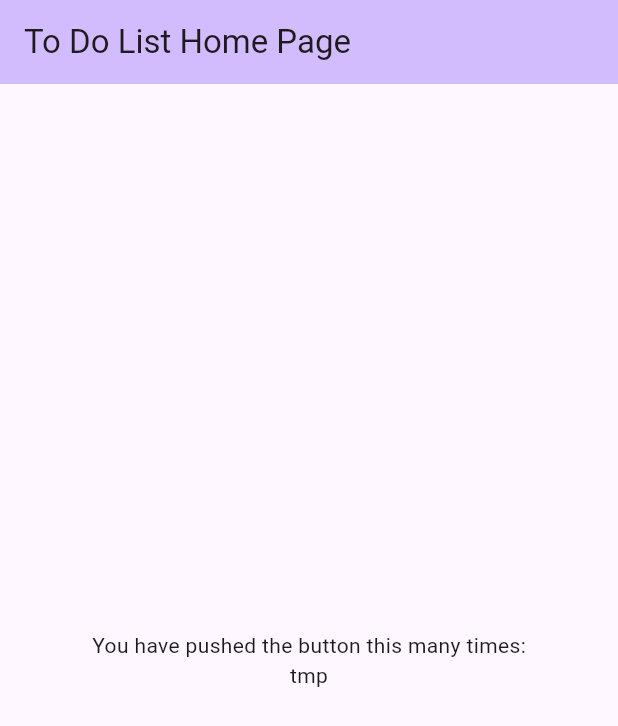
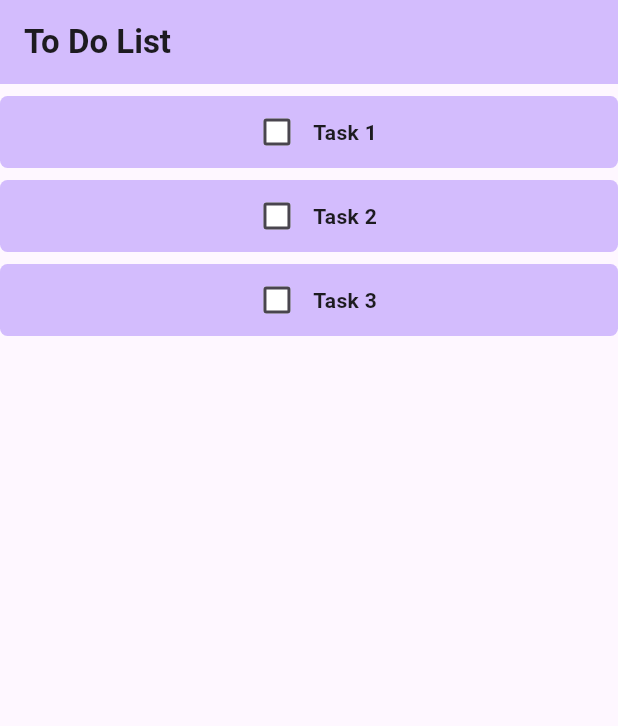
Before and after one commit to TanKhoa1709/to-do-list-app, a Flutter app: the screen it shows after launch, on a phone screen of 412 x 824 dp. Shown: the top 726 px of the screen. Run offline on Flutter 3.47's test engine with Material 3 defaults, Android fonts, the phone set to English and light mode, and no system bars.

Commit message:
make simplest UI and checkbox

```diff
--- a/lib/main.dart
+++ b/lib/main.dart
@@ -1,4 +1,5 @@
 import 'package:flutter/material.dart';
+import 'package:to_do_list_app/widgets/check_box_widget.dart';
 
 void main() {
   runApp(const MyApp());
@@ -15,7 +16,8 @@ class MyApp extends StatelessWidget {
         colorScheme: ColorScheme.fromSeed(seedColor: Colors.deepPurple),
         useMaterial3: true,
       ),
-      home: const MyHomePage(title: 'To Do List Home Page'),
+      home: const MyHomePage(title: 'To Do List'),
+      debugShowCheckedModeBanner: false,
     );
   }
 }
@@ -30,30 +32,69 @@ class MyHomePage extends StatefulWidget {
 }
 
 class _MyHomePageState extends State<MyHomePage> {
-
   @override
   Widget build(BuildContext context) {
     return Scaffold(
         appBar: AppBar(
           backgroundColor: Theme.of(context).colorScheme.inversePrimary,
-        title: Text(widget.title),
+          title: Text(
+            widget.title,
+            style: const TextStyle(fontWeight: FontWeight.bold),
           ),
-      body: const Center(
+        ),
+        body: Center(
           child: Column(
-          // Invoke "debug painting" (choose the "Toggle Debug Paint"
-          // action in the IDE, or press "p" in the console), to see the
-          // wireframe for each widget.
+            children: [
+              Container(
+                margin: const EdgeInsets.fromLTRB(0, 8, 0, 8),
+                decoration: BoxDecoration(
+                    borderRadius: BorderRadius.circular(5),
+                    color: Theme.of(context).colorScheme.inversePrimary),
+                child: const Row(
                   mainAxisAlignment: MainAxisAlignment.center,
-          children: <Widget>[
+                  children: [
+                    MyCheckbox(),
                     Text(
-              'You have pushed the button this many times:',
-            ),
-            Text(
-              'tmp'
+                      'Task 1',
+                      style: TextStyle(fontWeight: FontWeight.bold),
                     ),
                   ],
                 ),
               ),
-    );
+              Container(
+                margin: const EdgeInsets.fromLTRB(0, 0, 0, 8),
+                decoration: BoxDecoration(
+                    borderRadius: BorderRadius.circular(5),
+                    color: Theme.of(context).colorScheme.inversePrimary),
+                child: const Row(
+                  mainAxisAlignment: MainAxisAlignment.center,
+                  children: [
+                    MyCheckbox(),
+                    Text(
+                      'Task 2',
+                      style: TextStyle(fontWeight: FontWeight.bold),
+                    ),
+                  ],
+                ),
+              ),
+              Container(
+                margin: const EdgeInsets.fromLTRB(0, 0, 0, 8),
+                decoration: BoxDecoration(
+                    borderRadius: BorderRadius.circular(5),
+                    color: Theme.of(context).colorScheme.inversePrimary),
+                child: const Row(
+                  mainAxisAlignment: MainAxisAlignment.center,
+                  children: [
+                    MyCheckbox(),
+                    Text(
+                      'Task 3',
+                      style: TextStyle(fontWeight: FontWeight.bold),
+                    ),
+                  ],
+                ),
+              ),
+            ],
+          ),
+        ));
   }
 }
--- /dev/null
+++ b/lib/widgets/check_box_widget.dart
@@ -0,0 +1,38 @@
+import 'package:flutter/material.dart';
+
+class MyCheckbox extends StatefulWidget {
+  const MyCheckbox({super.key});
+
+  @override
+  State<MyCheckbox> createState() => _MyCheckboxState();
+}
+
+class _MyCheckboxState extends State<MyCheckbox> {
+  bool isChecked = false;
+
+  @override
+  Widget build(BuildContext context) {
+    Color getColor(Set<WidgetState> states) {
+      const Set<WidgetState> interactiveStates = <WidgetState>{
+        WidgetState.pressed,
+        WidgetState.hovered,
+        WidgetState.focused,
+      };
+      if (states.any(interactiveStates.contains)) {
+        return Colors.blue;
+      }
+      return Colors.white;  //always return this
+    }
+
+    return Checkbox(
+      checkColor: Colors.black,
+      fillColor: WidgetStateProperty.resolveWith(getColor),
+      value: isChecked,
+      onChanged: (bool? value) {
+        setState(() {
+          isChecked = value!;
+        });
+      },
+    );
+  }
+}
```
Lines whose indentation alone changed are shown as unchanged.
